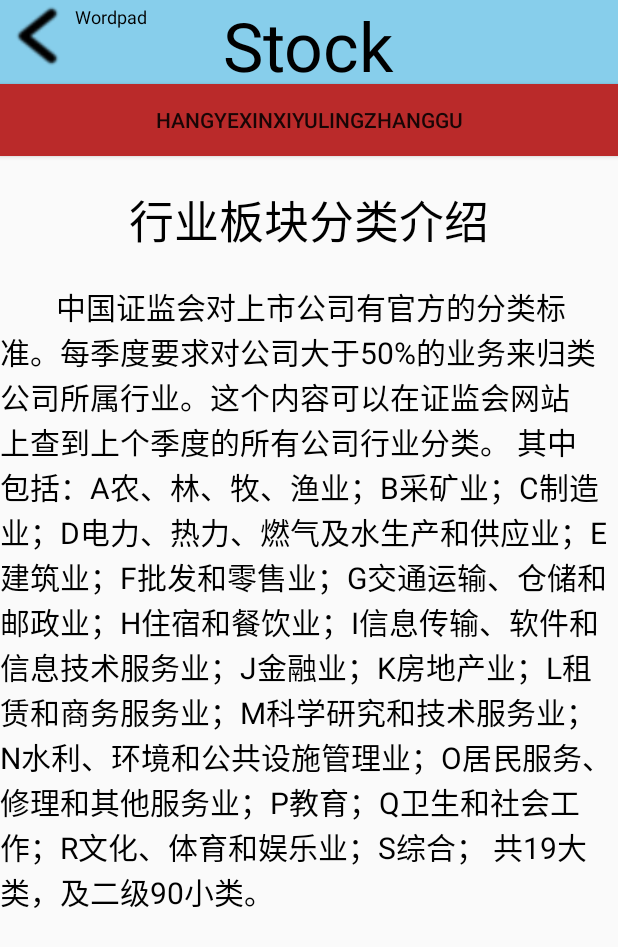
After one commit to henrygao1998/Wordpad, an Android app: the layout activity_stock.xml on its own in the app's theme, with its tools: preview values and no code run, on a phone screen of 412 x 824 dp. The commit adds this screen. Shown: the top 947 px of the screen. Run offline under Robolectric (Android 15) with nearby library versions, the phone set to English and light mode, and no system bars.

Commit message:
进一步完善按钮事件

```diff
--- /dev/null
+++ b/app/src/main/res/layout/activity_stock.xml
@@ -0,0 +1,73 @@
+<?xml version="1.0" encoding="utf-8"?>
+<LinearLayout xmlns:android="http://schemas.android.com/apk/res/android"
+    xmlns:tools="http://schemas.android.com/tools"
+    android:layout_width="match_parent"
+    android:layout_height="match_parent"
+    android:orientation="vertical"
+    tools:context=".Stock">
+
+
+    <RelativeLayout
+        android:layout_width="match_parent"
+        android:layout_height="56dp"
+        android:gravity="center_vertical"
+        android:background="#87CEEB"
+        android:orientation="vertical">
+
+        <Button
+            android:id="@+id/btn_return_5"
+            android:layout_width="50dp"
+            android:layout_height="wrap_content"
+            android:background="@drawable/return_1" />
+
+        <TextView
+            android:layout_width="65dp"
+            android:layout_height="50dp"
+            android:layout_centerVertical="true"
+            android:layout_toEndOf="@+id/btn_return_5"
+            android:layout_toRightOf="@+id/btn_return_5"
+            android:text="@string/title"
+            android:textColor="#000000"
+            android:textSize="12dp" />
+
+        <TextView
+            android:layout_width="wrap_content"
+            android:layout_height="wrap_content"
+            android:layout_centerHorizontal="true"
+            android:layout_centerVertical="true"
+            android:text="@string/Stock"
+            android:textColor="#000000"
+            android:textSize="45dp" />
+
+    </RelativeLayout>
+
+
+    <Button
+        android:id="@+id/btn_step"
+        android:layout_width="match_parent"
+        android:layout_height="wrap_content"
+        android:background="#ba2a2a"
+        android:text="@string/industry" />
+
+    <TextView
+        android:id="@+id/textviewstock1"
+        android:layout_width="match_parent"
+        android:layout_height="wrap_content"
+        android:layout_marginTop="20dp"
+        android:gravity="center"
+        android:text="行业板块分类介绍"
+        android:textColor="#000000"
+        android:textSize="30dp" />
+
+    <TextView
+        android:id="@+id/textviewstock2"
+        android:layout_width="match_parent"
+        android:layout_height="wrap_content"
+        android:layout_marginTop="20dp"
+        android:text="        中国证监会对上市公司有官方的分类标准。每季度要求对公司大于50%的业务来归类公司所属行业。这个内容可以在证监会网站上查到上个季度的所有公司行业分类。
+其中包括：A农、林、牧、渔业；B采矿业；C制造业；D电力、热力、燃气及水生产和供应业；E建筑业；F批发和零售业；G交通运输、仓储和邮政业；H住宿和餐饮业；I信息传输、软件和信息技术服务业；J金融业；K房地产业；L租赁和商务服务业；M科学研究和技术服务业；N水利、环境和公共设施管理业；O居民服务、修理和其他服务业；P教育；Q卫生和社会工作；R文化、体育和娱乐业；S综合；
+共19大类，及二级90小类。"
+        android:textColor="#000000"
+        android:textSize="20dp" />
+
+</LinearLayout>
--- a/app/src/main/res/layout/fragment_educationsecond.xml
+++ b/app/src/main/res/layout/fragment_educationsecond.xml
@@ -37,7 +37,8 @@
                     android:id="@+id/btn_edu_i3"
                     android:layout_width="match_parent"
                     android:layout_height="wrap_content"
-                    android:text="@string/edu_i_3" />
+                    android:text="@string/edu_i_3"
+                    />
                 <Button
                     android:id="@+id/btn_edu_i4"
                     android:layout_width="match_parent"
```
Also changed, not shown: app/src/main/java/com/henry/wordpad/EducationAdapter.java (added, +33 -0 lines), app/src/main/res/layout/activity_my_list.xml (added, +45 -0 lines), app/src/main/res/menu/main.xml (added, +12 -0 lines).
